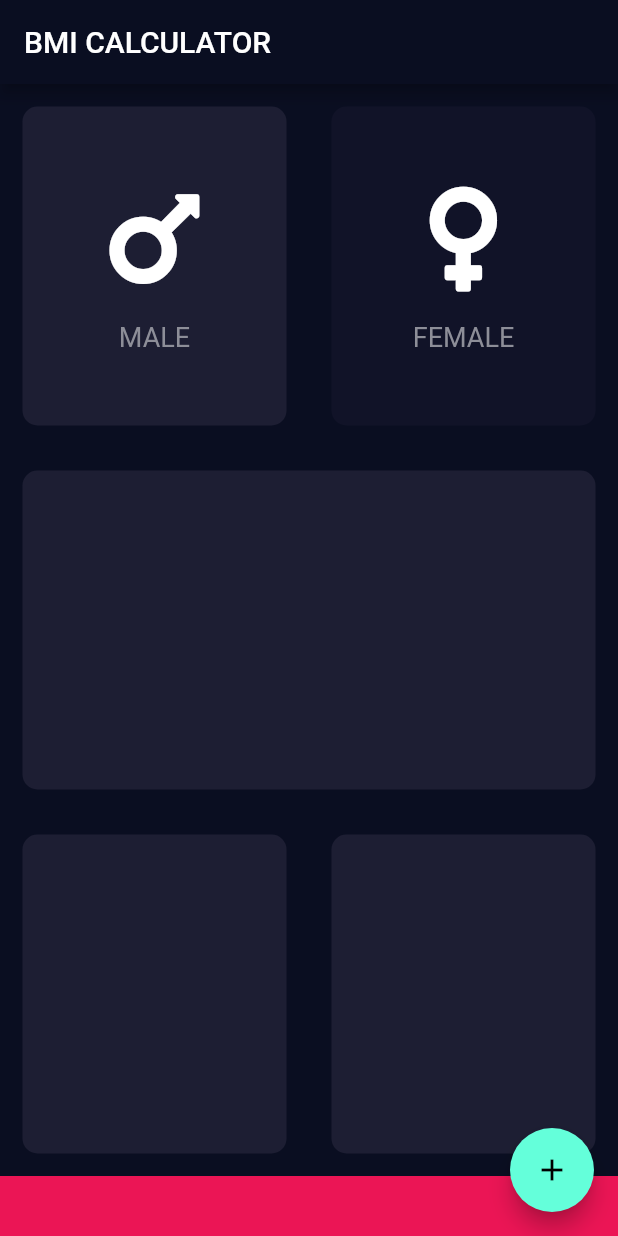
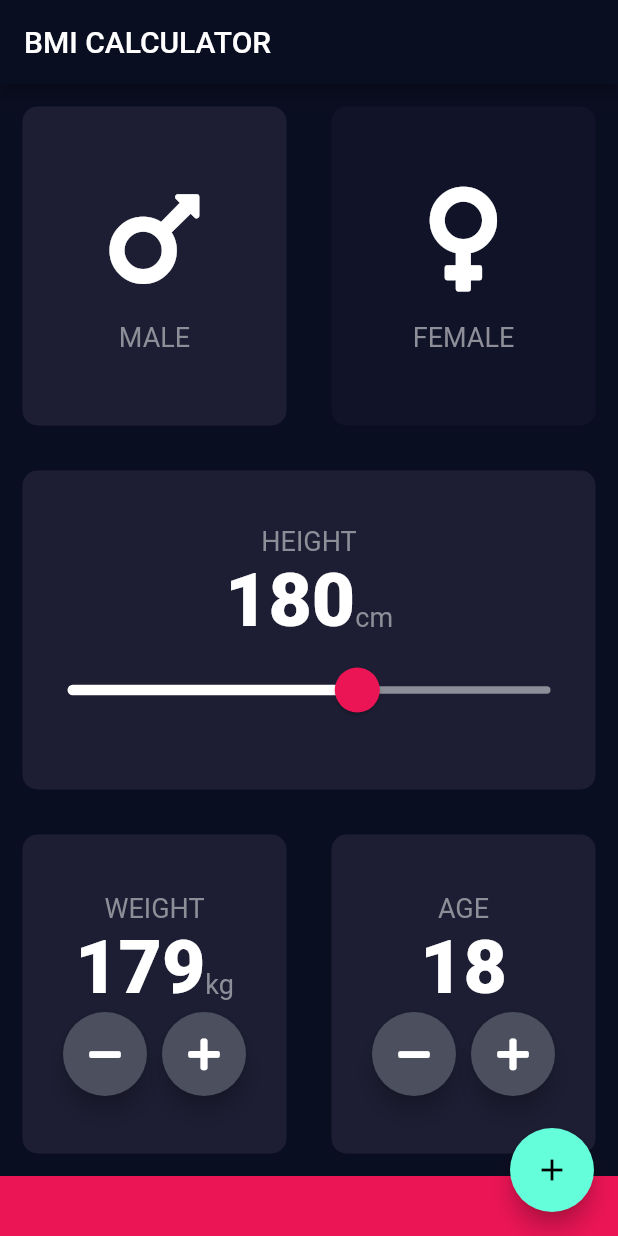
Before and after one commit to wamballa/flutter_bmi, a Flutter app: the screen it shows after launch, after a tap on "MALE", on a phone screen of 412 x 824 dp. Run offline on Flutter 3.47's test engine with Material 2 defaults, Android fonts, the phone set to English and light mode, and no system bars; our stand-ins replace font_awesome_flutter.

Commit message:
weight,age added

```diff
--- /dev/null
+++ b/lib/constants.dart
@@ -0,0 +1,18 @@
+import 'package:flutter/material.dart';
+
+const TextStyle kLabelTextStyle = TextStyle(
+  fontSize: 18,
+  color: Color(0xFF8D8E98),
+);
+
+const TextStyle kNumberTextStyle = TextStyle(
+  fontSize: 50.0,
+  color: Colors.white, //(0xFF8D8E98),
+  fontWeight: FontWeight.w900,
+);
+
+const double kBottomContainerHeight = 40.0;
+const Color kRusableColor = Color(0xFF1D1E33);
+const Color kBottomContainerColor = Color(0xFFEB1555);
+const Color kInkActiveCardColor = Color(0XFF111328);
+const Color kActiveCardColor = Color(0xFF1D1E33);
--- a/lib/icon_content.dart
+++ b/lib/icon_content.dart
@@ -1,9 +1,5 @@
 import 'package:flutter/material.dart';
-
-const TextStyle labelTextStyle = TextStyle(
-  fontSize: 18,
-  color: Color(0xFF8D8E98),
-);
+import 'constants.dart';
 
 class ReusableWidgetContent extends StatelessWidget {
   ReusableWidgetContent({required this.icon, required this.label});
@@ -25,7 +21,7 @@
         ),
         Text(
           label,
-          style: labelTextStyle,
+          style: kLabelTextStyle,
         )
       ],
     );
--- a/lib/input_page.dart
+++ b/lib/input_page.dart
@@ -2,12 +2,7 @@
 import 'package:flutter_bmi/icon_content.dart';
 import 'package:flutter_bmi/reusable_card.dart';
 import 'package:font_awesome_flutter/font_awesome_flutter.dart';
-
-const double bottomContainerHeight = 40.0;
-const Color reusableColor = Color(0xFF1D1E33);
-const Color bottomContainerColor = Color(0xFFEB1555);
-const Color inactiveCardColor = Color(0XFF111328);
-const Color activeCardColor = Color(0xFF1D1E33);
+import 'constants.dart';
 
 enum Gender { male, female }
 
@@ -17,30 +12,12 @@
 }
 
 class _InputPageState extends State<InputPage> {
-  Color maleCardColor = inactiveCardColor;
-  Color femaleCardColor = inactiveCardColor;
-
-  void updateColor(Gender gender) {
-    // 1 = male  2 = female
-    if (gender == Gender.male) {
-      if (maleCardColor == inactiveCardColor) {
-        maleCardColor = activeCardColor;
-        femaleCardColor = inactiveCardColor;
-      } else {
-        // maleCardColor = inactiveCardColor;
-        // femaleCardColor = activeCardColor;
-      }
-    }
-    if (gender == Gender.female) {
-      if (femaleCardColor == inactiveCardColor) {
-        femaleCardColor = activeCardColor;
-        maleCardColor = inactiveCardColor;
-      } else {
-        // femaleCardColor = inactiveCardColor;
-        // femaleCardColor = activeCardColor;
-      }
-    }
-  }
+  Color maleCardColor = kInkActiveCardColor;
+  Color femaleCardColor = kInkActiveCardColor;
+  Gender? selectedGender;
+  int height = 180;
+  int weight = 180;
+  int age = 18;
 
   @override
   Widget build(BuildContext context) {
@@ -56,34 +33,34 @@
               mainAxisAlignment: MainAxisAlignment.spaceEvenly,
               children: [
                 Expanded(
-                  child: GestureDetector(
-                    onTap: () {
+                  child: ReusableWidget(
+                    onPress: () {
                       setState(() {
-                        updateColor(Gender.male);
+                        selectedGender = Gender.male;
                       });
                     },
-                    child: ReusableWidget(
-                      colour: maleCardColor,
+                    colour: selectedGender == Gender.male
+                        ? kActiveCardColor
+                        : kInkActiveCardColor,
                     cardChild: ReusableWidgetContent(
                       icon: FontAwesomeIcons.mars,
                       label: 'MALE',
                     ),
                   ),
                 ),
-                ),
                 Expanded(
-                  child: GestureDetector(
-                    onTap: () {
+                  child: ReusableWidget(
+                    onPress: () {
                       setState(() {
-                        updateColor(Gender.female);
+                        selectedGender = Gender.female;
                       });
                     },
-                    child: ReusableWidget(
-                      colour: femaleCardColor,
+                    colour: selectedGender == Gender.female
+                        ? kActiveCardColor
+                        : kInkActiveCardColor,
                     cardChild: ReusableWidgetContent(
                       icon: FontAwesomeIcons.venus,
                       label: 'FEMALE',
-                      ),
                     ),
                   ),
                 ),
@@ -92,7 +69,63 @@
           ),
           Expanded(
             child: ReusableWidget(
-              colour: reusableColor,
+              colour: kActiveCardColor,
+              cardChild: Column(
+                mainAxisAlignment: MainAxisAlignment.center,
+                children: [
+                  Text(
+                    'HEIGHT',
+                    style: kLabelTextStyle,
+                  ),
+                  Row(
+                    mainAxisAlignment: MainAxisAlignment.center,
+                    crossAxisAlignment: CrossAxisAlignment.baseline,
+                    textBaseline: TextBaseline.alphabetic,
+                    children: [
+                      Text(
+                        height.toString(),
+                        style: TextStyle(
+                          fontSize: 50.0,
+                          fontWeight: FontWeight.w900,
+                        ),
+                      ),
+                      Text(
+                        'cm',
+                        style: kLabelTextStyle,
+                      ),
+                    ],
+                  ),
+                  SliderTheme(
+                    data: SliderTheme.of(context).copyWith(
+                      inactiveTrackColor: Color(0xFF8D8E98),
+                      trackHeight: 5,
+                      activeTrackColor: Colors.white,
+                      thumbColor: Color(0xFFEB1555),
+                      overlayColor: Color(0x29EB1555),
+                      thumbShape: RoundSliderThumbShape(
+                        enabledThumbRadius: 15.0,
+                      ),
+                      overlayShape: RoundSliderOverlayShape(
+                        overlayRadius: 30,
+                      ),
+                    ),
+                    child: Slider(
+                      value: height.toDouble(),
+                      min: 120.0,
+                      max: 220.0,
+                      label: '$height',
+                      // activeColor: Color(0xFFEB1555),
+
+                      onChanged: (double newValue) {
+                        setState(() {
+                          height = newValue.round();
+                          print(newValue);
+                        });
+                      },
+                    ),
+                  ),
+                ],
+              ),
             ),
           ),
           Expanded(
@@ -101,25 +134,105 @@
               children: [
                 Expanded(
                   child: ReusableWidget(
-                    colour: reusableColor,
+                    colour: kRusableColor,
+                    cardChild: Column(
+                      mainAxisAlignment: MainAxisAlignment.center,
+                      children: [
+                        Text(
+                          'WEIGHT',
+                          style: kLabelTextStyle,
+                        ),
+                        Row(
+                          mainAxisAlignment: MainAxisAlignment.center,
+                          crossAxisAlignment: CrossAxisAlignment.baseline,
+                          textBaseline: TextBaseline.alphabetic,
+                          children: [
+                            Text(
+                              weight.toString(),
+                              style: kNumberTextStyle,
+                            ),
+                            Text(
+                              'kg',
+                              style: kLabelTextStyle,
+                            ),
+                          ],
+                        ),
+                        Row(
+                          mainAxisAlignment: MainAxisAlignment.center,
+                          children: [
+                            RoundIconButton(
+                              icon: FontAwesomeIcons.minus,
+                              onPressed: () {
+                                setState(() {
+                                  weight--;
+                                });
+                              },
+                            ),
+                            SizedBox(
+                              width: 10,
+                            ),
+                            RoundIconButton(
+                              icon: FontAwesomeIcons.plus,
+                              onPressed: () {
+                                setState(() {
+                                  weight++;
+                                });
+                              },
+                            ),
+                          ],
+                        ),
+                      ],
+                    ),
                   ),
                 ),
                 Expanded(
-                  child: Container(
-                    margin: EdgeInsets.all(15),
-                    decoration: BoxDecoration(
-                      color: reusableColor,
-                      borderRadius: BorderRadius.circular(10),
+                  child: ReusableWidget(
+                    colour: kRusableColor,
+                    cardChild: Column(
+                      mainAxisAlignment: MainAxisAlignment.center,
+                      children: [
+                        Text(
+                          'AGE',
+                          style: kLabelTextStyle,
                         ),
-                    // height: 200,
+                        Text(
+                          age.toString(),
+                          style: kNumberTextStyle,
+                        ),
+                        Row(
+                          mainAxisAlignment: MainAxisAlignment.center,
+                          children: [
+                            RoundIconButton(
+                              icon: FontAwesomeIcons.minus,
+                              onPressed: () {
+                                setState(() {
+                                  age--;
+                                });
+                              },
+                            ),
+                            SizedBox(
+                              width: 10,
+                            ),
+                            RoundIconButton(
+                              icon: FontAwesomeIcons.plus,
+                              onPressed: () {
+                                setState(() {
+                                  age++;
+                                });
+                              },
+                            ),
+                          ],
+                        ),
+                      ],
+                    ),
                   ),
                 ),
               ],
             ),
           ),
           Container(
-            height: bottomContainerHeight,
-            color: bottomContainerColor,
+            height: kBottomContainerHeight,
+            color: kBottomContainerColor,
             width: double.infinity,
           )
         ],
@@ -131,3 +244,25 @@
     );
   }
 }
+
+class RoundIconButton extends StatelessWidget {
+  RoundIconButton({required this.icon, required this.onPressed});
+
+  final IconData icon;
+  final onPressed;
+
+  @override
+  Widget build(BuildContext context) {
+    return RawMaterialButton(
+      child: Icon(icon),
+      elevation: 6.0,
+      constraints: BoxConstraints.tightFor(
+        width: 56,
+        height: 56,
+      ),
+      shape: CircleBorder(),
+      fillColor: Color(0xFF4C4F5E),
+      onPressed: onPressed,
+    );
+  }
+}
--- a/lib/reusable_card.dart
+++ b/lib/reusable_card.dart
@@ -1,14 +1,17 @@
 import 'package:flutter/material.dart';
 
 class ReusableWidget extends StatelessWidget {
-  ReusableWidget({required this.colour, this.cardChild});
+  ReusableWidget({required this.colour, this.cardChild, this.onPress});
 
   final Color colour;
   final Widget? cardChild;
+  final Function()? onPress;
 
   @override
   Widget build(BuildContext context) {
-    return Container(
+    return GestureDetector(
+      onTap: onPress,
+      child: Container(
         child: cardChild,
         margin: EdgeInsets.all(15),
         decoration: BoxDecoration(
@@ -16,6 +19,7 @@
           borderRadius: BorderRadius.circular(10),
         ),
         // height: 200,
+      ),
     );
   }
 }
```
Lines whose indentation alone changed are shown as unchanged.
